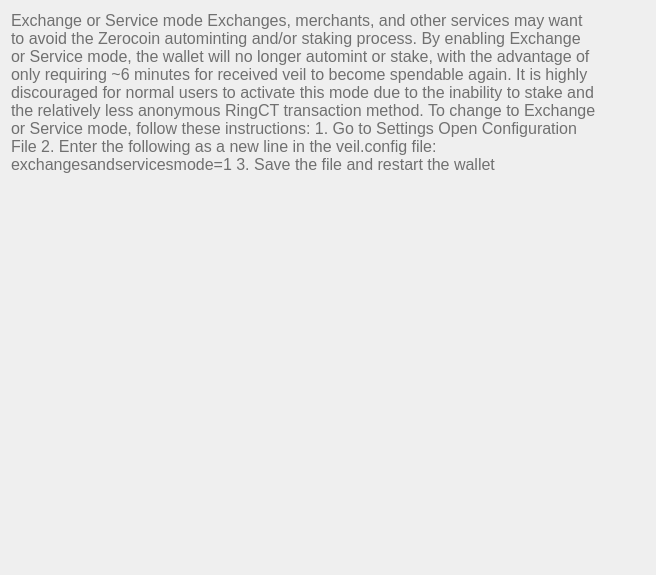
Above: src/qt/veil/forms/settingsfaq06.ui from Veil-Project/veil before the change. Below: the same form after it.
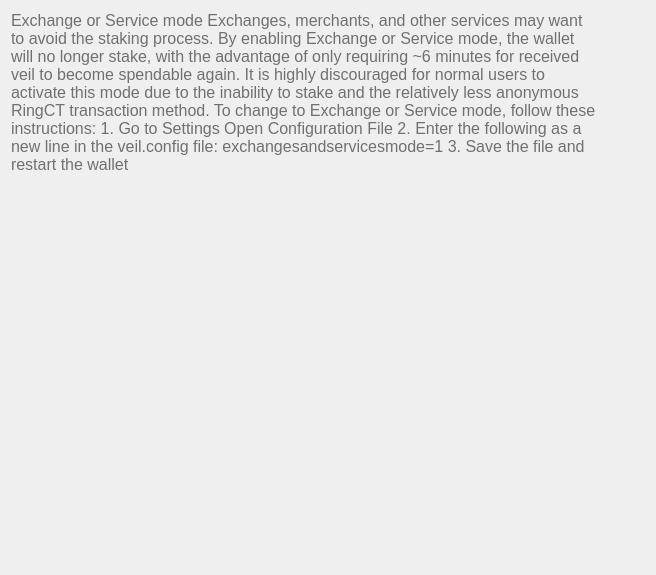
That is the form after the change.

Commit message: Updated documentation: Enhanced staking guide with Basecoin to Zerocoin conversion steps and removed outdated automint references from Exchange or Service mode.

Diff of the .ui file:
```diff
--- a/src/qt/veil/forms/settingsfaq06.ui
+++ b/src/qt/veil/forms/settingsfaq06.ui
@@ -33,7 +33,7 @@
       <string notr="true">font-weight:200;</string>
      </property>
      <property name="text">
-      <string>&lt;html&gt;&lt;head/&gt;&lt;body&gt;&lt;p&gt;&lt;span style=&quot;font-weight:600; text-decoration: underline;&quot;&gt;Exchange or Service mode&lt;/span&gt;&lt;/p&gt;&lt;p&gt;&lt;span&gt;Exchanges, merchants, and other services may want to avoid the Zerocoin autominting and/or staking process. By enabling Exchange or Service mode, the wallet will no longer automint or stake, with the advantage of only requiring ~6 minutes for received veil to become spendable again. It is highly discouraged for normal users to activate this mode due to the inability to stake and the relatively less anonymous RingCT transaction method.&lt;/span&gt;&lt;/p&gt;&lt;p&gt;&lt;br/&gt;&lt;span&gt;To change to Exchange or Service mode, follow these instructions:&lt;/span&gt;&lt;/p&gt;&lt;p&gt;&lt;span&gt;1. Go to Settings&amp;gt;Open Configuration File&lt;/span&gt;&lt;/p&gt;&lt;p&gt;&lt;span&gt;2. Enter the following as a new line in the veil.config file: exchangesandservicesmode=1&lt;/span&gt;&lt;/p&gt;&lt;p&gt;&lt;span&gt;3. Save the file and restart the wallet&lt;/span&gt;&lt;/p&gt;&lt;/body&gt;&lt;/html&gt;</string>
+      <string>&lt;html&gt;&lt;head/&gt;&lt;body&gt;&lt;p&gt;&lt;span style=&quot;font-weight:600; text-decoration: underline;&quot;&gt;Exchange or Service mode&lt;/span&gt;&lt;/p&gt;&lt;p&gt;&lt;span&gt;Exchanges, merchants, and other services may want to avoid the staking process. By enabling Exchange or Service mode, the wallet will no longer stake, with the advantage of only requiring ~6 minutes for received veil to become spendable again. It is highly discouraged for normal users to activate this mode due to the inability to stake and the relatively less anonymous RingCT transaction method.&lt;/span&gt;&lt;/p&gt;&lt;p&gt;&lt;br/&gt;&lt;span&gt;To change to Exchange or Service mode, follow these instructions:&lt;/span&gt;&lt;/p&gt;&lt;p&gt;&lt;span&gt;1. Go to Settings&amp;gt;Open Configuration File&lt;/span&gt;&lt;/p&gt;&lt;p&gt;&lt;span&gt;2. Enter the following as a new line in the veil.config file: exchangesandservicesmode=1&lt;/span&gt;&lt;/p&gt;&lt;p&gt;&lt;span&gt;3. Save the file and restart the wallet&lt;/span&gt;&lt;/p&gt;&lt;/body&gt;&lt;/html&gt;</string>
      </property>
      <property name="scaledContents">
       <bool>false</bool>
```
The commit also changes 1 other file.
